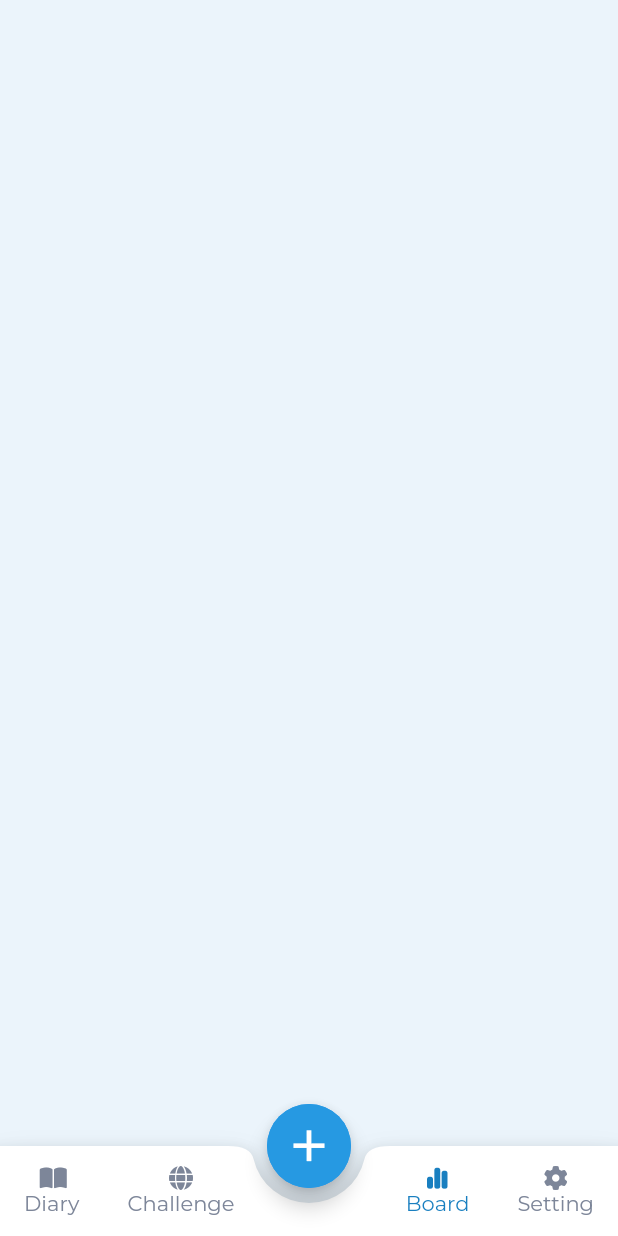
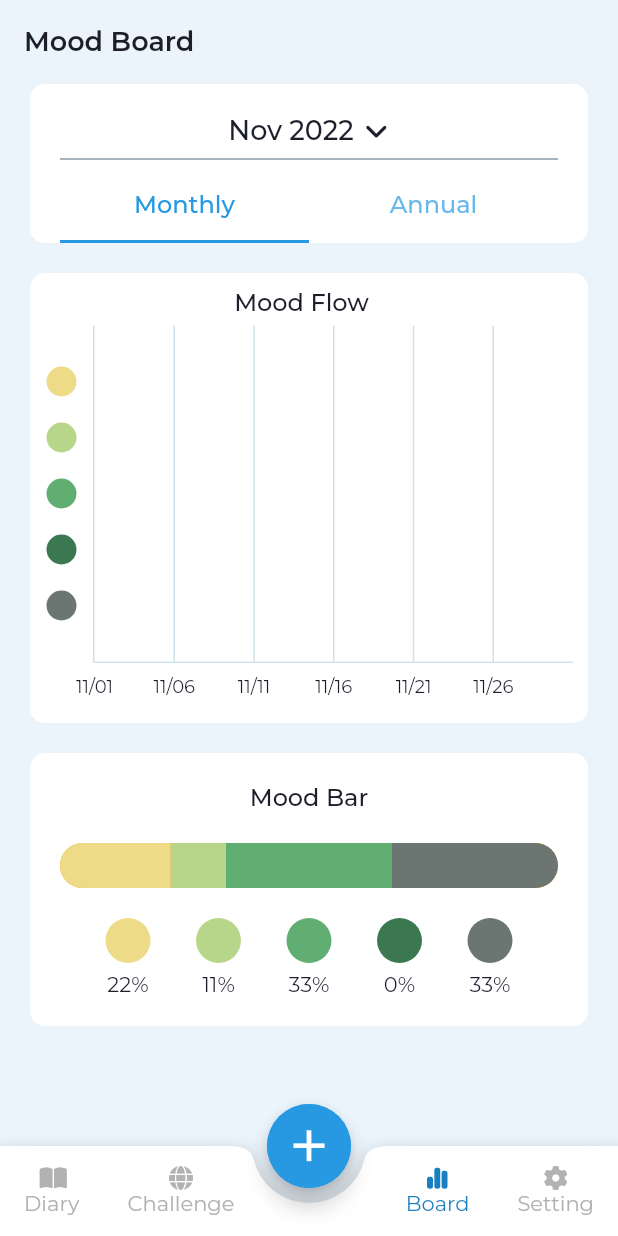
Before and after one commit to hungmai2411/diary_app, a Flutter app: the screen it shows after launch, item 3 of the bottom bar chosen, on a phone screen of 412 x 824 dp. Run offline on Flutter 3.47's test engine with Material 2 defaults, Android fonts, the phone set to English and light mode, and no system bars; drawn by our look-alikes of fl_chart; our stand-ins replace dotted_border, flutter_local_notifications, flutter_native_timezone, font_awesome_flutter, hive_flutter, image_picker and 3 more; missing offline and left inert: record; accounts and stored records are empty; generated files the repository leaves out were written again.

Commit message:
board screen

```diff
--- a/lib/constants/app_assets.dart
+++ b/lib/constants/app_assets.dart
@@ -9,6 +9,7 @@ class AppAssets {
   static const String iconSleeping = '$iconPath/sleeping.png';
   static const String iconEnglish = '$iconPath/united_kingdom.png';
   static const String iconVietnamese = '$iconPath/vietnam.png';
+  static const String iconMood = '$iconPath/mood.png';
 
   static const String iconCoin = '$iconPath/coin.png';
 
--- a/lib/constants/app_colors.dart
+++ b/lib/constants/app_colors.dart
@@ -20,5 +20,11 @@ class AppColors {
     colors: [Color(0xff82d84e), Color(0xff0ead69)],
     stops: [0.0, 1.0],
   );
-  static Color textSecondColor = const Color(0xFF7D8699);
+  static Color textSecondColor = const Color(0xFFB2B2B2);
+
+  static Color mood5 = const Color(0xFFEEDB87);
+  static Color mood4 = const Color(0xFFB8D68A);
+  static Color mood3 = const Color(0xFF60AE72);
+  static Color mood2 = const Color(0xFF3B7751);
+  static Color mood1 = const Color(0xFF6B7672);
 }
--- /dev/null
+++ b/lib/features/board/screens/board_screen.dart
@@ -0,0 +1,160 @@
+import 'package:diary_app/constants/app_colors.dart';
+import 'package:diary_app/constants/app_styles.dart';
+import 'package:diary_app/features/board/widgets/mood_bar.dart';
+import 'package:diary_app/features/board/widgets/mood_flow.dart';
+import 'package:diary_app/features/setting/models/setting.dart';
+import 'package:diary_app/providers/setting_provider.dart';
+import 'package:flutter/material.dart';
+import 'package:flutter/src/widgets/framework.dart';
+import 'package:flutter/src/widgets/placeholder.dart';
+import 'package:font_awesome_flutter/font_awesome_flutter.dart';
+import 'package:intl/intl.dart';
+import 'package:provider/provider.dart';
+import 'package:quiver/time.dart';
+
+class BoardScreen extends StatefulWidget {
+  const BoardScreen({super.key});
+
+  @override
+  State<BoardScreen> createState() => _BoardScreenState();
+}
+
+class _BoardScreenState extends State<BoardScreen>
+    with SingleTickerProviderStateMixin {
+  late TabController tabController;
+  int tabIndex = 0;
+  DateTime selectedTime = DateTime.now();
+
+  @override
+  void initState() {
+    super.initState();
+    tabController = TabController(
+      length: 2,
+      vsync: this,
+    );
+  }
+
+  @override
+  void dispose() {
+    super.dispose();
+    tabController.dispose();
+  }
+
+  @override
+  Widget build(BuildContext context) {
+    final SettingProvider settingProvider = context.read<SettingProvider>();
+    Setting setting = settingProvider.setting;
+    String locale = setting.language == 'English' ? 'en' : 'vi';
+    final size = MediaQuery.of(context).size;
+
+    return Scaffold(
+      appBar: AppBar(
+        backgroundColor: Colors.transparent,
+        elevation: 0,
+        title: Text(
+          'Mood Board',
+          style: AppStyles.semibold.copyWith(fontSize: 18),
+        ),
+      ),
+      body: SingleChildScrollView(
+        child: SizedBox(
+          height: size.height,
+          width: size.width,
+          child: Column(
+            children: [
+              Container(
+                margin: const EdgeInsets.symmetric(horizontal: 20),
+                padding: const EdgeInsets.only(
+                  left: 20,
+                  right: 20,
+                  top: 20,
+                ),
+                decoration: BoxDecoration(
+                  color: Colors.white,
+                  borderRadius: BorderRadius.circular(10),
+                ),
+                child: Column(
+                  mainAxisSize: MainAxisSize.min,
+                  crossAxisAlignment: CrossAxisAlignment.center,
+                  children: [
+                    Row(
+                      mainAxisAlignment: MainAxisAlignment.center,
+                      children: [
+                        Text(
+                          DateFormat('MMM yyyy', locale).format(selectedTime),
+                          style: AppStyles.medium.copyWith(
+                            fontSize: 18,
+                          ),
+                        ),
+                        const SizedBox(width: 6),
+                        // choose time
+                        const Icon(
+                          FontAwesomeIcons.angleDown,
+                          size: 18,
+                          color: AppColors.textPrimaryColor,
+                        ),
+                      ],
+                    ),
+                    const Divider(
+                      color: AppColors.textSecondaryColor,
+                    ),
+                    TabBar(
+                      controller: tabController,
+                      labelStyle: AppStyles.medium,
+                      indicatorColor: AppColors.selectedColor,
+                      labelColor: AppColors.selectedColor,
+                      tabs: const [
+                        Tab(text: 'Monthly'),
+                        Tab(text: 'Annual'),
+                      ],
+                      onTap: (value) {
+                        setState(
+                          () {
+                            tabIndex = value;
+                          },
+                        );
+                      },
+                    ),
+                  ],
+                ),
+              ),
+              const SizedBox(height: 20),
+              Expanded(
+                child: TabBarView(
+                  controller: tabController,
+                  children: [
+                    Column(
+                      children: [
+                        MoodFlow(
+                          month: selectedTime.month,
+                          year: selectedTime.year,
+                          numOfDays: daysInMonth(
+                            selectedTime.year,
+                            selectedTime.month,
+                          ),
+                        ),
+                        const SizedBox(height: 20),
+                        const MoodBar(),
+                      ],
+                    ),
+                    Column(
+                      children: [
+                        MoodFlow(
+                          month: selectedTime.month,
+                          isMonthly: false,
+                          year: selectedTime.year,
+                        ),
+                        const SizedBox(height: 20),
+                        const MoodBar(),
+                      ],
+                    ),
+                  ],
+                ),
+              ),
+            ],
+          ),
+        ),
+      ),
+    );
+  }
+}
--- /dev/null
+++ b/lib/features/board/widgets/item_mood_percent.dart
@@ -0,0 +1,26 @@
+import 'package:flutter/material.dart';
+
+class ItemMoodPercent extends StatelessWidget {
+  final int flex;
+  final Color color;
+  final BorderRadiusGeometry? radius;
+  const ItemMoodPercent({
+    super.key,
+    required this.flex,
+    required this.color,
+    this.radius,
+  });
+
+  @override
+  Widget build(BuildContext context) {
+    return Expanded(
+      flex: flex,
+      child: Container(
+        decoration: BoxDecoration(
+          color: color,
+          borderRadius: radius,
+        ),
+      ),
+    );
+  }
+}
--- /dev/null
+++ b/lib/features/board/widgets/item_mood_percent_detail.dart
@@ -0,0 +1,33 @@
+import 'package:diary_app/constants/app_styles.dart';
+import 'package:flutter/material.dart';
+import 'package:flutter/src/widgets/framework.dart';
+import 'package:flutter/src/widgets/placeholder.dart';
+
+class ItemMoodPercentDetail extends StatelessWidget {
+  final Color color;
+  final double percent;
+
+  const ItemMoodPercentDetail({
+    super.key,
+    required this.color,
+    required this.percent,
+  });
+
+  @override
+  Widget build(BuildContext context) {
+    return Column(
+      children: [
+        Container(
+          width: 30,
+          height: 30,
+          decoration: BoxDecoration(color: color, shape: BoxShape.circle),
+        ),
+        const SizedBox(height: 5),
+        Text(
+          '${percent.round().toString()}%',
+          style: AppStyles.regular,
+        ),
+      ],
+    );
+  }
+}
--- /dev/null
+++ b/lib/features/board/widgets/mood_bar.dart
@@ -0,0 +1,102 @@
+import 'package:diary_app/constants/app_colors.dart';
+import 'package:diary_app/constants/app_styles.dart';
+import 'package:diary_app/features/board/widgets/item_mood_percent.dart';
+import 'package:diary_app/features/board/widgets/item_mood_percent_detail.dart';
+import 'package:flutter/material.dart';
+
+class MoodBar extends StatelessWidget {
+  const MoodBar({super.key});
+
+  @override
+  Widget build(BuildContext context) {
+    return Container(
+      margin: const EdgeInsets.symmetric(horizontal: 20),
+      padding: const EdgeInsets.symmetric(vertical: 20, horizontal: 20),
+      width: double.infinity,
+      decoration: BoxDecoration(
+        color: Colors.white,
+        borderRadius: BorderRadius.circular(10),
+      ),
+      child: Column(
+        mainAxisSize: MainAxisSize.min,
+        children: [
+          Text(
+            'Mood Bar',
+            style: AppStyles.medium,
+          ),
+          const SizedBox(height: 20),
+          Container(
+            height: 30,
+            decoration: BoxDecoration(
+              color: AppColors.orange,
+              borderRadius: BorderRadius.circular(20),
+            ),
+            child: Row(
+              children: [
+                // Mood 5
+                ItemMoodPercent(
+                  flex: (22 / 10).round(),
+                  color: AppColors.mood5,
+                  radius: const BorderRadius.only(
+                    topLeft: Radius.circular(20),
+                    bottomLeft: Radius.circular(20),
+                  ),
+                ),
+                // Mood 4
+                ItemMoodPercent(
+                  flex: (11 / 10).round(),
+                  color: AppColors.mood4,
+                ),
+                // Mood 3
+                ItemMoodPercent(
+                  flex: (33 / 10).round(),
+                  color: AppColors.mood3,
+                ),
+                // Mood 2
+                ItemMoodPercent(
+                  flex: (0 / 10).round(),
+                  color: AppColors.mood2,
+                ),
+                // Mood 1
+                ItemMoodPercent(
+                  flex: (33 / 10).round(),
+                  color: AppColors.mood1,
+                  radius: const BorderRadius.only(
+                    topRight: Radius.circular(20),
+                    bottomRight: Radius.circular(20),
+                  ),
+                ),
+              ],
+            ),
+          ),
+          const SizedBox(height: 20),
+          Row(
+            mainAxisAlignment: MainAxisAlignment.spaceEvenly,
+            children: [
+              ItemMoodPercentDetail(
+                color: AppColors.mood5,
+                percent: 22,
+              ),
+              ItemMoodPercentDetail(
+                color: AppColors.mood4,
+                percent: 11,
+              ),
+              ItemMoodPercentDetail(
+                color: AppColors.mood3,
+                percent: 33,
+              ),
+              ItemMoodPercentDetail(
+                color: AppColors.mood2,
+                percent: 0,
+              ),
+              ItemMoodPercentDetail(
+                color: AppColors.mood1,
+                percent: 33,
+              ),
+            ],
+          ),
+        ],
+      ),
+    );
+  }
+}
--- /dev/null
+++ b/lib/features/board/widgets/mood_flow.dart
@@ -0,0 +1,223 @@
+import 'package:diary_app/constants/app_colors.dart';
+import 'package:diary_app/constants/app_styles.dart';
+import 'package:diary_app/features/diary/models/diary.dart';
+import 'package:diary_app/providers/diary_provider.dart';
+import 'package:fl_chart/fl_chart.dart';
+import 'package:flutter/material.dart';
+import 'package:provider/provider.dart';
+import 'package:quiver/time.dart';
+
+class MoodFlow extends StatelessWidget {
+  final int? month;
+  final bool? isMonthly;
+  final int? year;
+  final int? numOfDays;
+
+  const MoodFlow({
+    super.key,
+    this.month,
+    this.isMonthly = true,
+    this.year,
+    this.numOfDays,
+  });
+
+  @override
+  Widget build(BuildContext context) {
+    final DiaryProvider diaryProvider = context.watch<DiaryProvider>();
+    List<Diary> diaries = diaryProvider.diaries;
+    List<Diary> diariesMonth = [];
+
+    for (Diary diary in diaries) {
+      DateTime createdAt = diary.createdAt;
+
+      if (createdAt.month == month && createdAt.year == year) {
+        diariesMonth.add(diary);
+      }
+    }
+
+    return Container(
+      margin: const EdgeInsets.symmetric(horizontal: 20),
+      padding: const EdgeInsets.symmetric(vertical: 10),
+      height: 300,
+      width: double.infinity,
+      decoration: BoxDecoration(
+        color: Colors.white,
+        borderRadius: BorderRadius.circular(10),
+      ),
+      child: Padding(
+        padding: const EdgeInsets.only(right: 10.0),
+        child: Column(
+          children: [
+            Text('Mood Flow', style: AppStyles.medium),
+            const SizedBox(height: 5),
+            Expanded(
+              child: LineChart(
+                LineChartData(
+                  gridData: FlGridData(
+                    show: true,
+                    drawVerticalLine: true,
+                    drawHorizontalLine: false,
+                    verticalInterval: 1,
+                    getDrawingVerticalLine: (value) {
+                      return FlLine(
+                        color: AppColors.unNote,
+                        strokeWidth: 1,
+                      );
+                    },
+                  ),
+                  titlesData: FlTitlesData(
+                    show: true,
+                    rightTitles: AxisTitles(
+                      sideTitles: SideTitles(showTitles: false),
+                    ),
+                    topTitles: AxisTitles(
+                      sideTitles: SideTitles(showTitles: false),
+                    ),
+                    bottomTitles: AxisTitles(
+                      sideTitles: SideTitles(
+                        showTitles: true,
+                        reservedSize: 30,
+                        interval: 1,
+                        getTitlesWidget: bottomTitleWidgets,
+                      ),
+                    ),
+                    leftTitles: AxisTitles(
+                      sideTitles: SideTitles(
+                        showTitles: true,
+                        interval: 1,
+                        getTitlesWidget: leftTitleWidgets,
+                        reservedSize: 42,
+                      ),
+                    ),
+                  ),
+                  borderData: FlBorderData(
+                    show: true,
+                    border: Border(
+                      left: BorderSide(width: 1, color: AppColors.unNote),
+                      bottom: BorderSide(width: 1, color: AppColors.unNote),
+                    ),
+                  ),
+                  minX: 0,
+                  maxX: isMonthly! ? (numOfDays == 31 ? 7 : 6) : 12,
+                  minY: 0,
+                  maxY: 6,
+                  lineBarsData: [
+                    LineChartBarData(
+                      dotData: FlDotData(
+                        show: true,
+                        getDotPainter: (p0, p1, p2, p3) {
+                          return FlDotCirclePainter(
+                            color: Colors.white,
+                            strokeWidth: 2,
+                            strokeColor: AppColors.selectedColor,
+                          );
+                        },
+                      ),
+                      spots: diariesMonth.map((diary) {
+                        double x = diary.createdAt.day / 5 - 0.2;
+                        double y = diary.mood.getIndex();
+
+                        return FlSpot(x, y);
+                      }).toList(),
+                      color: AppColors.selectedColor,
+                      barWidth: 5,
+                      isStrokeCapRound: true,
+                    ),
+                  ],
+                ),
+              ),
+            ),
+          ],
+        ),
+      ),
+    );
+  }
+
+  Widget bottomTitleWidgets(double value, TitleMeta meta) {
+    TextStyle style = AppStyles.regular.copyWith(fontSize: 12);
+    late Widget text;
+
+    if (isMonthly!) {
+      if (numOfDays == 31) {
+        List<String> days = [
+          '$month/01',
+          '$month/06',
+          '$month/11',
+          '$month/16',
+          '$month/21',
+          '$month/26',
+          '$month/31',
+          '',
+        ];
+        text = Text(days[value.toInt()], style: style);
+      } else {
+        List<String> days = [
+          '$month/01',
+          '$month/06',
+          '$month/11',
+          '$month/16',
+          '$month/21',
+          '$month/26',
+          ''
+        ];
+        text = Text(days[value.toInt()], style: style);
+      }
+    } else {
+      List<String> months = [
+        '1',
+        '2',
+        '3',
+        '4',
+        '5',
+        '6',
+        '7',
+        '8',
+        '9',
+        '10',
+        '11',
+        '12',
+        ''
+      ];
+
+      text = Text(months[value.toInt()], style: style);
+    }
+
+    return SideTitleWidget(
+      axisSide: meta.axisSide,
+      child: text,
+    );
+  }
+
+  Widget leftTitleWidgets(double value, TitleMeta meta) {
+    Color colorMood;
+
+    switch (value.toInt()) {
+      case 1:
+        colorMood = AppColors.mood1;
+        break;
+      case 2:
+        colorMood = AppColors.mood2;
+        break;
+      case 3:
+        colorMood = AppColors.mood3;
+        break;
+      case 4:
+        colorMood = AppColors.mood4;
+        break;
+      case 5:
+        colorMood = AppColors.mood5;
+        break;
+      default:
+        return Container();
+    }
+
+    return Container(
+      width: 20,
+      height: 20,
+      decoration: BoxDecoration(
+        shape: BoxShape.circle,
+        color: colorMood,
+      ),
+    );
+  }
+}
--- a/lib/features/diary/models/mood.dart
+++ b/lib/features/diary/models/mood.dart
@@ -13,4 +13,19 @@ class Mood {
   final String image;
 
   Mood({required this.name, required this.image});
+
+  double getIndex() {
+    switch (name) {
+      case 'Mood1':
+        return 1;
+      case 'Mood2':
+        return 2;
+      case 'Mood3':
+        return 3;
+      case 'Mood4':
+        return 4;
+      default:
+        return 5;
+    }
+  }
 }
--- a/lib/features/diary/screens/add_diary_screen.dart
+++ b/lib/features/diary/screens/add_diary_screen.dart
@@ -72,13 +72,11 @@ class _AddDiaryScreenState extends State<AddDiaryScreen> {
   }
 
   final List moods = [
-    Mood(name: 'Angry', image: AppAssets.iconAngry),
-    Mood(name: 'Loving', image: AppAssets.iconLoving),
-    Mood(name: 'Sad', image: AppAssets.iconSad),
-    Mood(name: 'Scared', image: AppAssets.iconScared),
-    Mood(name: 'Smile', image: AppAssets.iconSmile),
-    Mood(name: 'Surprised', image: AppAssets.iconSurprised),
-    Mood(name: 'Sleeping', image: AppAssets.iconSleeping),
+    Mood(name: 'Mood1', image: AppAssets.iconAngry),
+    Mood(name: 'Mood2', image: AppAssets.iconLoving),
+    Mood(name: 'Mood3', image: AppAssets.iconSad),
+    Mood(name: 'Mood4', image: AppAssets.iconScared),
+    Mood(name: 'Mood5', image: AppAssets.iconSmile),
   ];
 
   @override
--- a/lib/features/diary/screens/diary_screen.dart
+++ b/lib/features/diary/screens/diary_screen.dart
@@ -205,6 +205,14 @@ class _DiaryScreenState extends State<DiaryScreen> {
               ),
             ),
           ),
+          SliverToBoxAdapter(
+            child: Image.asset(
+              AppAssets.iconMood,
+              width: 45,
+              height: 37,
+              fit: BoxFit.fitHeight,
+            ),
+          )
         ],
       ),
     );
--- a/lib/features/diary/widgets/item_date.dart
+++ b/lib/features/diary/widgets/item_date.dart
@@ -1,5 +1,7 @@
+import 'package:diary_app/constants/app_assets.dart';
 import 'package:diary_app/constants/app_colors.dart';
 import 'package:diary_app/constants/app_styles.dart';
+import 'package:diary_app/features/diary/widgets/smile_painter.dart';
 import 'package:flutter/material.dart';
 import 'package:flutter/src/widgets/framework.dart';
 import 'package:flutter/src/widgets/placeholder.dart';
@@ -39,17 +41,27 @@ class ItemDate extends StatelessWidget {
           const SizedBox(height: 2),
           img != null
               ? Image.asset(
-                  img!,
-                  fit: BoxFit.fitHeight,
+                  AppAssets.iconMood,
+                  fit: BoxFit.cover,
                   width: 45,
                   height: 37,
                 )
-              : Container(
+              : SizedBox(
                   width: 45,
                   height: 37,
-                  decoration: BoxDecoration(
-                    color: AppColors.unNote,
-                    shape: BoxShape.circle,
+                  child: Stack(
+                    children: [
+                      Container(
+                        decoration: BoxDecoration(
+                          shape: BoxShape.circle,
+                          color: AppColors.unNote,
+                        ),
+                      ),
+                      CustomPaint(
+                        painter: SmilePainter(),
+                        child: Container(),
+                      )
+                    ],
                   ),
                 ),
         ],
--- /dev/null
+++ b/lib/features/diary/widgets/smile_painter.dart
@@ -0,0 +1,37 @@
+import 'package:diary_app/constants/app_colors.dart';
+import 'package:flutter/material.dart';
+
+class SmilePainter extends CustomPainter {
+  @override
+  void paint(Canvas canvas, Size size) {
+    var center = size / 2;
+    var paint = Paint()..color = AppColors.textSecondColor;
+
+    canvas.drawCircle(
+      Offset(size.width * 0.35, center.height * 0.9),
+      size.shortestSide * 0.06,
+      paint,
+    );
+
+    canvas.drawCircle(
+      Offset(size.width * 0.65, center.height * 0.9),
+      size.shortestSide * .06,
+      paint,
+    );
+
+    var controlPoint1 = Offset(size.width * .45, size.height / 1.6);
+    var controlPoint2 = Offset(size.width * .55, size.height / 1.6);
+
+    var paint2 = Paint()
+      ..color = AppColors.textSecondColor
+      ..strokeWidth = 2
+      ..strokeCap = StrokeCap.round;
+
+    canvas.drawLine(controlPoint1, controlPoint2, paint2);
+  }
+
+  @override
+  bool shouldRepaint(covariant CustomPainter oldDelegate) {
+    return true;
+  }
+}
--- a/lib/my_app.dart
+++ b/lib/my_app.dart
@@ -1,4 +1,5 @@
 import 'package:diary_app/constants/app_colors.dart';
+import 'package:diary_app/features/board/screens/board_screen.dart';
 import 'package:diary_app/features/diary/models/diary.dart';
 import 'package:diary_app/features/diary/screens/add_diary_screen.dart';
 import 'package:diary_app/features/diary/screens/diary_screen.dart';
@@ -28,7 +29,7 @@ class _MyAppState extends State<MyApp> {
   List screens = [
     const DiaryScreen(),
     Container(),
-    Container(),
+    const BoardScreen(),
     const SettingScreen(),
   ];
 
--- a/pubspec.yaml
+++ b/pubspec.yaml
@@ -31,6 +31,7 @@ dependencies:
   awesome_snackbar_content: ^0.1.0
   cupertino_icons: ^1.0.2
   dotted_border: ^2.0.0+3
+  fl_chart: ^0.55.2
   flutter:
     sdk: flutter
   flutter_local_notifications: ^12.0.4
@@ -43,9 +44,11 @@ dependencies:
   intl: ^0.17.0
   photo_manager: ^2.5.0
   provider: ^6.0.4
+  quiver: ^3.1.0
   record: ^4.4.3
   rxdart: ^0.27.7
   sqflite: ^2.2.0+3
+  syncfusion_flutter_charts: ^20.3.59
   table_calendar: ^3.0.8
 
 dev_dependencies:
```
Also changed, not shown: assets/icons/mood.png (added), pubspec.lock.
